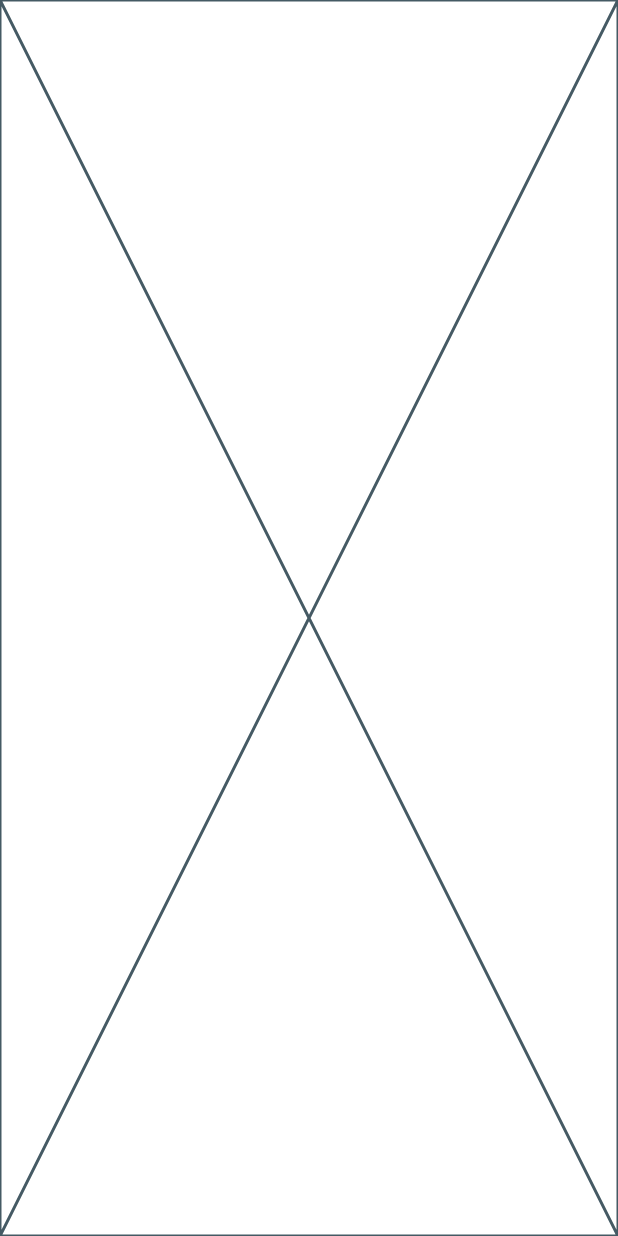
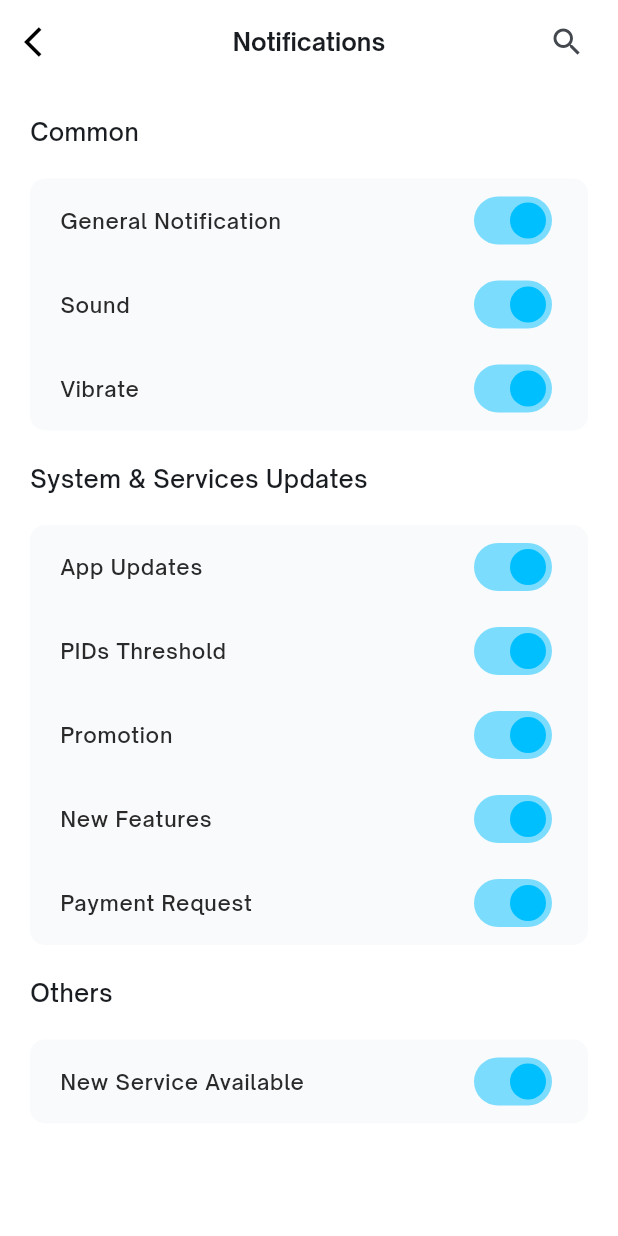
Before and after one commit to cycodedconcept/vescam, a Flutter app: the SettingsView screen opened directly, after a tap on "Notifications", on a phone screen of 412 x 824 dp. Run offline on Flutter 3.47's test engine with Material 3 defaults, Android fonts, the light colour scheme and no system bars; our stand-ins replace card_swiper, flutter_svg, get, heroicons, iconly, iconsax and 2 more; missing offline and left inert: gif; Roboto replaces fonts that are missing (Openmed).

Commit message:
more update on settings view

```diff
--- a/lib/routes/app/app-route-names.dart
+++ b/lib/routes/app/app-route-names.dart
@@ -21,3 +21,16 @@ String otherSettingsScreen = "/otherSettingsScreen";
 String notificationSettingsScreen = "/notificationSettingsScreen";
 String vehicleInfoScreen = "/vehicleInfoScreen";
 String favoriteScreen = "/favoriteScreen";
+
+String aboutScreen = "/aboutScreen";
+String appVersionScreen = "/appVersionScreen";
+String releaseNotesScreen = "/releaseNotesScreen";
+String developerInfoScreen = "/developerInfoScreen";
+String legalScreen = "/legalScreen";
+String privacySecuityScreen = "/privacySecuityScreen";
+String privacySettings = "/privacySettings";
+String twoFactorAuthScreen = "/twoFactorAuthScreen";
+String appPreferenceScreen = "/appPreferenceScreen";
+String themeSettingsScreen = "/themeSettingsScreen";
+String languageSettingsScreen = "/languageSettingsScreen";
+String addLanguageScreen = "/addLanguageScreen";
--- a/lib/screens/dashboard/settings/notification/notification-settings.dart
+++ b/lib/screens/dashboard/settings/notification/notification-settings.dart
@@ -1,10 +1,159 @@
 import 'package:flutter/material.dart';
+import 'package:get/get.dart';
 
 class NotificationSettings extends StatelessWidget {
   const NotificationSettings({super.key});
 
   @override
   Widget build(BuildContext context) {
-    return const Placeholder();
+    return Scaffold(
+      appBar: AppBar(
+        backgroundColor: Colors.white,
+        automaticallyImplyLeading: false,
+        centerTitle: true,
+        leading: InkWell(
+          onTap: () {
+            Get.back();
+          },
+          child:
+              const Icon(Icons.arrow_back_ios, color: Colors.black, size: 24),
+        ),
+        title: const Text(
+          "Notifications",
+          style: TextStyle(fontSize: 16, fontFamily: "OpenBold"),
+        ),
+        actions: [
+          IconButton(onPressed: () {}, icon: const Icon(Icons.search)),
+          const SizedBox(
+            width: 10,
+          )
+        ],
+      ),
+      body: Container(
+        height: double.infinity,
+        width: double.infinity,
+        padding: const EdgeInsets.symmetric(horizontal: 20),
+        child: SingleChildScrollView(
+          child: Column(
+            children: [
+              const SizedBox(
+                height: 20,
+              ),
+              Column(
+                crossAxisAlignment: CrossAxisAlignment.start,
+                children: [
+                  const Text(
+                    "Common",
+                    style: TextStyle(fontSize: 16, fontFamily: "Openmed"),
+                  ),
+                  const SizedBox(
+                    height: 20,
+                  ),
+                  Container(
+                    decoration: BoxDecoration(
+                        color: const Color(0xffF8FAFB),
+                        borderRadius: BorderRadius.circular(10)),
+                    child: Column(
+                      children: [
+                        _tile(
+                          title: "General Notification",
+                        ),
+                        _tile(
+                          title: "Sound",
+                        ),
+                        _tile(
+                          title: "Vibrate",
+                        ),
+                      ],
+                    ),
+                  ),
+                ],
+              ),
+              const SizedBox(
+                height: 20,
+              ),
+              Column(
+                crossAxisAlignment: CrossAxisAlignment.start,
+                children: [
+                  const Text(
+                    "System & Services Updates",
+                    style: TextStyle(fontSize: 16, fontFamily: "Openmed"),
+                  ),
+                  const SizedBox(
+                    height: 20,
+                  ),
+                  Container(
+                    decoration: BoxDecoration(
+                        color: const Color(0xffF8FAFB),
+                        borderRadius: BorderRadius.circular(10)),
+                    child: Column(
+                      children: [
+                        _tile(
+                          title: "App Updates",
+                        ),
+                        _tile(
+                          title: "PIDs Threshold",
+                        ),
+                        _tile(
+                          title: "Promotion",
+                        ),
+                        _tile(
+                          title: "New Features",
+                        ),
+                        _tile(
+                          title: "Payment Request",
+                        ),
+                      ],
+                    ),
+                  ),
+                ],
+              ),
+              const SizedBox(
+                height: 20,
+              ),
+              Column(
+                crossAxisAlignment: CrossAxisAlignment.start,
+                children: [
+                  const Text(
+                    "Others",
+                    style: TextStyle(fontSize: 16, fontFamily: "Openmed"),
+                  ),
+                  const SizedBox(
+                    height: 20,
+                  ),
+                  Container(
+                    decoration: BoxDecoration(
+                        color: const Color(0xffF8FAFB),
+                        borderRadius: BorderRadius.circular(10)),
+                    child: Column(
+                      children: [
+                        _tile(
+                          title: "New Service Available",
+                        ),
+                      ],
+                    ),
+                  ),
+                ],
+              ),
+            ],
+          ),
+        ),
+      ),
+    );
+  }
+
+  ListTile _tile({title}) {
+    return ListTile(
+        contentPadding: const EdgeInsets.symmetric(horizontal: 20),
+        title: Text(
+          title,
+          style: const TextStyle(
+              color: Color(0xff2B2A2B), fontFamily: "OpenMed", fontSize: 14),
+        ),
+        trailing: Switch.adaptive(
+          value: true,
+          onChanged: (value) {},
+          activeColor: Color(0xff00BFFF),
+        ));
   }
 }
--- a/lib/screens/dashboard/settings/settings.dart
+++ b/lib/screens/dashboard/settings/settings.dart
@@ -190,8 +190,8 @@ class SettingsView extends StatelessWidget {
         ),
         title: Text(
           title,
-          style:
-              const TextStyle(color: Color(0xff2B2A2B), fontFamily: "OpenMed"),
+          style: const TextStyle(
+              color: Color(0xff2B2A2B), fontFamily: "OpenMed", fontSize: 14),
         ),
         trailing: const Icon(
           Iconsax.arrow_right_3,
```
Also changed, not shown: lib/screens/dashboard/settings/othe-settings/about/about.dart (added), lib/screens/dashboard/settings/othe-settings/about/app-version.dart (added), lib/screens/dashboard/settings/othe-settings/about/developer-information.dart (added), lib/screens/dashboard/settings/othe-settings/about/release-version.dart (added), lib/screens/dashboard/settings/othe-settings/app-preference/add-language.dart (added), lib/screens/dashboard/settings/othe-settings/app-preference/app-preference.dart (added), lib/screens/dashboard/settings/othe-settings/app-preference/language-settings.dart (added), lib/screens/dashboard/settings/othe-settings/app-preference/theme-settings.dart (added), lib/screens/dashboard/settings/othe-settings/legal/legal.dart (added), lib/screens/dashboard/settings/othe-settings/privacy-security/privacy-security.dart (added), lib/screens/dashboard/settings/othe-settings/privacy-security/privacy-settings.dart (added), lib/screens/dashboard/settings/othe-settings/privacy-security/two-factor-auth.dart (added).
